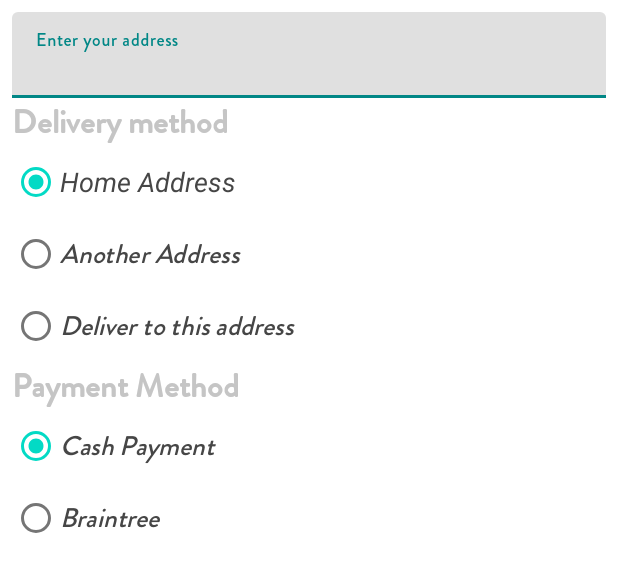
After one commit to sen9ka/EatAppClient, an Android app: the layout layout_place_order.xml on its own in the app's theme, with its tools: preview values and no code run, on a phone screen of 412 x 824 dp. The commit adds this screen. Shown: the top 572 px of the screen. Run offline under Robolectric (Android 15) with nearby library versions, the phone set to English and light mode, and no system bars.

Commit message:
Place order

```diff
--- a/app/src/main/java/com/senya/androideatitv2client/ui/cart/CartFragment.java
+++ b/app/src/main/java/com/senya/androideatitv2client/ui/cart/CartFragment.java
@@ -1,5 +1,7 @@
 package com.senya.androideatitv2client.ui.cart;
 
+import android.app.AlertDialog;
+import android.content.DialogInterface;
 import android.graphics.Color;
 import android.media.metrics.Event;
 import android.os.Bundle;
@@ -10,6 +12,9 @@ import android.view.MenuInflater;
 import android.view.MenuItem;
 import android.view.View;
 import android.view.ViewGroup;
+import android.widget.CompoundButton;
+import android.widget.EditText;
+import android.widget.RadioButton;
 import android.widget.TextView;
 import android.widget.Toast;
 
@@ -43,6 +48,7 @@ import java.util.List;
 
 import butterknife.BindView;
 import butterknife.ButterKnife;
+import butterknife.OnClick;
 import butterknife.Unbinder;
 import io.reactivex.SingleObserver;
 import io.reactivex.android.schedulers.AndroidSchedulers;
@@ -62,6 +68,67 @@ public class CartFragment extends Fragment {
     TextView txt_empty_cart;
     @BindView(R.id.group_place_holder)
     CardView group_place_holder;
+
+    @OnClick(R.id.btn_place_order)
+    void onPlaceOrderClick(){
+
+        AlertDialog.Builder builder = new AlertDialog.Builder(getContext());
+        builder.setTitle("Last step");
+
+        View view = LayoutInflater.from(getContext()).inflate(R.layout.layout_place_order, null);
+
+        EditText edt_address = (EditText)view.findViewById(R.id.edt_address);
+        RadioButton rdi_home = (RadioButton)view.findViewById(R.id.rdi_home_address);
+        RadioButton rdi_other_address = (RadioButton)view.findViewById(R.id.rdi_other_address);
+        RadioButton rdi_ship_to_this = (RadioButton)view.findViewById(R.id.rdi_ship_this_address);
+        RadioButton rdi_cod = (RadioButton)view.findViewById(R.id.rdi_cod);
+        RadioButton rdi_braintree = (RadioButton)view.findViewById(R.id.rdi_braintree);
+
+        //Data
+        edt_address.setText(Common.currentUser.getAddress()); //User`s home address by default
+
+        //Event
+        rdi_home.setOnCheckedChangeListener(new CompoundButton.OnCheckedChangeListener() {
+            @Override
+            public void onCheckedChanged(CompoundButton buttonView, boolean isChecked) {
+                if(isChecked)
+                {
+                    edt_address.setText(Common.currentUser.getAddress());
+                }
+            }
+        });
+        rdi_other_address.setOnCheckedChangeListener(new CompoundButton.OnCheckedChangeListener() {
+            @Override
+            public void onCheckedChanged(CompoundButton buttonView, boolean isChecked) {
+                if(isChecked)
+                {
+                    edt_address.setText("");
+                    edt_address.setHint("Enter your address");
+                }
+            }
+        });
+        rdi_ship_to_this.setOnCheckedChangeListener(new CompoundButton.OnCheckedChangeListener() {
+            @Override
+            public void onCheckedChanged(CompoundButton buttonView, boolean isChecked) {
+                if(isChecked)
+                {
+                    Toast.makeText(getContext(), "Implement later with google api", Toast.LENGTH_SHORT).show();
+                }
+            }
+        });
+
+
+        builder.setView(view);
+        builder.setNegativeButton("NO", (dialog, which) -> {
+            dialog.dismiss();
+        }).setPositiveButton("YES", (dialog, which) -> {
+            Toast.makeText(getContext(), "Implement later", Toast.LENGTH_SHORT).show();
+        });
+
+        AlertDialog dialog = builder.create();
+        dialog.show();
+
+    }
 
     private MyCartAdapter adapter;
 
@@ -159,7 +226,7 @@ public class CartFragment extends Fragment {
 
                     @Override
                     public void onSuccess(Double aDouble) {
-                        txt_total_price.setText(new StringBuilder().append(aDouble));
+                        txt_total_price.setText(new StringBuilder("Total: $").append(aDouble));
                     }
 
                     @Override
@@ -268,7 +335,7 @@ public class CartFragment extends Fragment {
 
                     @Override
                     public void onSuccess(Double price) {
-                        txt_total_price.setText(new StringBuilder("Total: ")
+                        txt_total_price.setText(new StringBuilder("Total: $")
                         .append(Common.formatPrice(price)));
                     }
 
--- /dev/null
+++ b/app/src/main/res/layout/layout_place_order.xml
@@ -0,0 +1,109 @@
+<?xml version="1.0" encoding="utf-8"?>
+<LinearLayout xmlns:android="http://schemas.android.com/apk/res/android"
+    android:orientation="vertical"
+    android:layout_width="match_parent"
+    android:layout_height="wrap_content"
+    android:padding="8dp"
+    android:background="@android:color/white"
+    >
+
+    <com.google.android.material.textfield.TextInputLayout
+        android:fontFamily="@font/brandon_medium"
+        android:layout_width="match_parent"
+        android:layout_height="wrap_content">
+
+        <EditText
+            android:id="@+id/edt_address"
+            android:hint="Enter your address"
+            android:fontFamily="@font/brandon_medium"
+            android:layout_width="match_parent"
+            android:layout_height="wrap_content"/>
+
+    </com.google.android.material.textfield.TextInputLayout>
+
+
+    <TextView
+        android:text="@string/delivery_method"
+        android:fontFamily="@font/brandon_medium"
+        android:textSize="22sp"
+        android:textStyle="bold"
+        android:textColor="@color/dialog_header_color"
+        android:layout_width="match_parent"
+        android:layout_height="wrap_content"/>
+
+    <RadioGroup
+        android:orientation="vertical"
+        android:layout_width="match_parent"
+        android:layout_height="wrap_content">
+
+        <RadioButton
+            android:id="@+id/rdi_home_address"
+            android:checked="true"
+            android:text="@string/home_address"
+            android:textSize="18sp"
+            android:textStyle="italic"
+            android:textColor="@color/dialog_text_color"
+            android:layout_width="match_parent"
+            android:layout_height="wrap_content"/>
+
+        <RadioButton
+            android:id="@+id/rdi_other_address"
+            android:text="@string/another_address"
+            android:fontFamily="@font/brandon_medium"
+            android:textSize="18sp"
+            android:textStyle="italic"
+            android:textColor="@color/dialog_text_color"
+            android:layout_width="match_parent"
+            android:layout_height="wrap_content"/>
+
+        <RadioButton
+            android:id="@+id/rdi_ship_this_address"
+            android:text="@string/deliver_to_this_address"
+            android:fontFamily="@font/brandon_medium"
+            android:textSize="18sp"
+            android:textStyle="italic"
+            android:textColor="@color/dialog_text_color"
+            android:layout_width="match_parent"
+            android:layout_height="wrap_content"/>
+
+    </RadioGroup>
+
+    <TextView
+        android:text="@string/payment_method"
+        android:fontFamily="@font/brandon_medium"
+        android:textSize="22sp"
+        android:textColor="@color/dialog_header_color"
+        android:textStyle="bold"
+        android:layout_width="match_parent"
+        android:layout_height="wrap_content"/>
+
+    <RadioGroup
+        android:orientation="vertical"
+        android:layout_width="match_parent"
+        android:layout_height="wrap_content">
+
+        <RadioButton
+            android:id="@+id/rdi_cod"
+            android:checked="true"
+            android:text="@string/cash_payment"
+            android:fontFamily="@font/brandon_medium"
+            android:textSize="18sp"
+            android:textStyle="italic"
+            android:textColor="@color/dialog_text_color"
+            android:layout_width="match_parent"
+            android:layout_height="wrap_content"/>
+
+        <RadioButton
+            android:id="@+id/rdi_braintree"
+            android:text="@string/braintree"
+            android:fontFamily="@font/brandon_medium"
+            android:textSize="18sp"
+            android:textStyle="italic"
+            android:textColor="@color/dialog_text_color"
+            android:layout_width="match_parent"
+            android:layout_height="wrap_content"/>
+
+    </RadioGroup>
+
+
+</LinearLayout>
--- a/app/src/main/res/values/colors.xml
+++ b/app/src/main/res/values/colors.xml
@@ -9,4 +9,6 @@
     <color name="background_color">#F5F5F5</color>
     <color name="overlay_color">#55333639</color>
     <color name="border_color">#AA333639</color>
+    <color name="dialog_header_color">#C5C5C5</color>
+    <color name="dialog_text_color">#464646</color>
 </resources>
--- a/app/src/main/res/values/strings.xml
+++ b/app/src/main/res/values/strings.xml
@@ -34,4 +34,11 @@
     <string name="cart">Cart</string>
     <string name="_100_0">100.0</string>
     <string name="action_clear_cart">Clear Cart</string>
+    <string name="delivery_method">Delivery method</string>
+    <string name="home_address">Home Address</string>
+    <string name="another_address">Another Address</string>
+    <string name="deliver_to_this_address">Deliver to this address</string>
+    <string name="payment_method">Payment Method</string>
+    <string name="cash_payment">Cash Payment</string>
+    <string name="braintree">Braintree</string>
 </resources>
```
